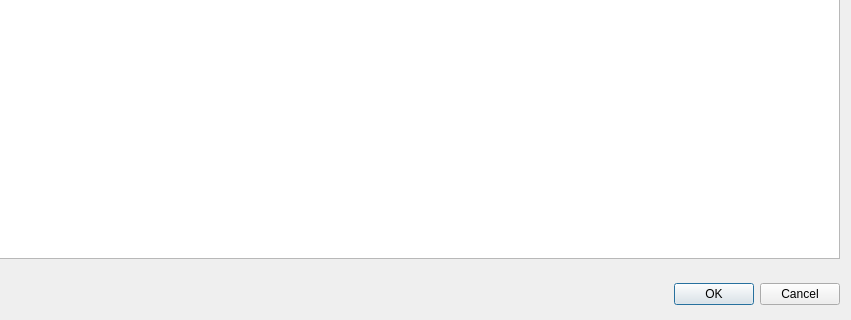
Qt form shopping_cart.ui (late0001/price_relations) before a commit; both pictures show x 281 to 1132 and y 252 to 572 of the 1132 by 572 pixel window.
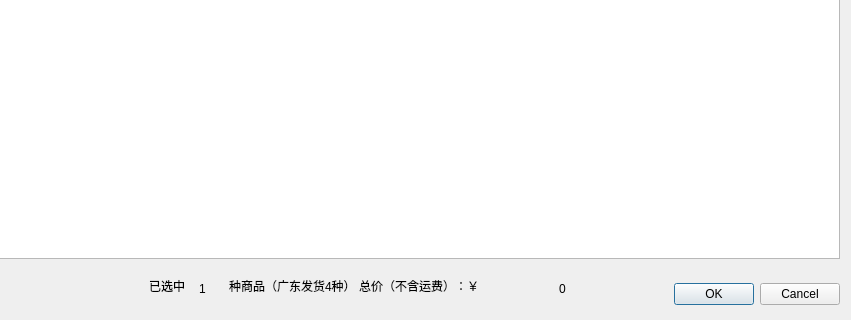
The same form after that commit.

Commit message: Display of total amount added to shopping cart

The edit to the form file:
```diff
--- a/shopping_cart.ui
+++ b/shopping_cart.ui
@@ -16,9 +16,9 @@
   <widget class="QDialogButtonBox" name="buttonBox">
    <property name="geometry">
     <rect>
-     <x>780</x>
+     <x>920</x>
      <y>530</y>
-     <width>341</width>
+     <width>201</width>
      <height>32</height>
     </rect>
    </property>
@@ -84,6 +84,58 @@
     </property>
    </column>
   </widget>
+  <widget class="QLabel" name="label">
+   <property name="geometry">
+    <rect>
+     <x>430</x>
+     <y>530</y>
+     <width>51</width>
+     <height>16</height>
+    </rect>
+   </property>
+   <property name="text">
+    <string>已选中</string>
+   </property>
+  </widget>
+  <widget class="QLabel" name="label_2">
+   <property name="geometry">
+    <rect>
+     <x>510</x>
+     <y>530</y>
+     <width>321</width>
+     <height>16</height>
+    </rect>
+   </property>
+   <property name="text">
+    <string>种商品（广东发货4种） 总价（不含运费）：￥</string>
+   </property>
+  </widget>
+  <widget class="QLabel" name="label_cartTypeCount">
+   <property name="geometry">
+    <rect>
+     <x>480</x>
+     <y>530</y>
+     <width>21</width>
+     <height>21</height>
+    </rect>
+   </property>
+   <property name="text">
+    <string>1</string>
+   </property>
+  </widget>
+  <widget class="QLabel" name="label_cartTotalMoney">
+   <property name="geometry">
+    <rect>
+     <x>840</x>
+     <y>530</y>
+     <width>81</width>
+     <height>21</height>
+    </rect>
+   </property>
+   <property name="text">
+    <string>0</string>
+   </property>
+  </widget>
  </widget>
  <resources/>
  <connections>
```
The commit also changes 3 other files.
